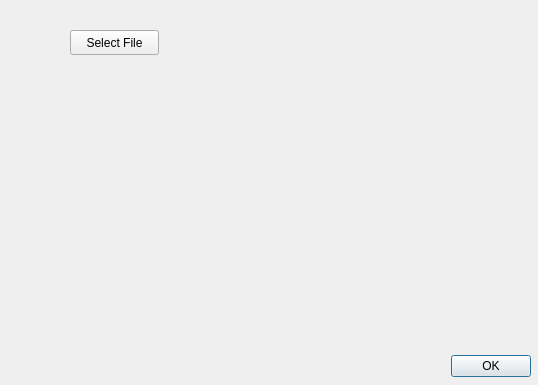
Romonaga/MMConvert, file dialogimportmovies.ui: the form before one commit.
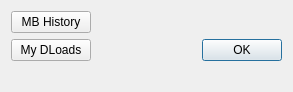
The form after the commit. Icons and pictures are not drawn.

Commit message: When you think the work is done, it is not. Megaboon got back to me, and informed me of a better place to get my list.  this resulted in yet more db work and one more compare. 1. New Import for Down Load List CSV 2. New Compare for data collected from 1.

Patch:
```diff
--- a/dialogimportmovies.ui
+++ b/dialogimportmovies.ui
@@ -6,8 +6,8 @@
    <rect>
     <x>0</x>
     <y>0</y>
-    <width>538</width>
-    <height>385</height>
+    <width>293</width>
+    <height>92</height>
    </rect>
   </property>
   <property name="windowTitle">
@@ -17,15 +17,16 @@
    <iconset resource="mmconvertresources.qrc">
     <normaloff>:/art/icons8-film-reel-48.png</normaloff>:/art/icons8-film-reel-48.png</iconset>
   </property>
+  <layout class="QFormLayout" name="formLayout">
+   <item row="0" column="0">
+    <widget class="QPushButton" name="btnSelectFile">
+     <property name="text">
+      <string>MB History</string>
+     </property>
+    </widget>
+   </item>
+   <item row="1" column="1">
   <widget class="QDialogButtonBox" name="buttonBox">
-   <property name="geometry">
-    <rect>
-     <x>190</x>
-     <y>350</y>
-     <width>341</width>
-     <height>32</height>
-    </rect>
-   </property>
    <property name="orientation">
     <enum>Qt::Horizontal</enum>
    </property>
@@ -33,19 +34,15 @@
     <set>QDialogButtonBox::Ok</set>
    </property>
   </widget>
-  <widget class="QPushButton" name="btnSelectFile">
-   <property name="geometry">
-    <rect>
-     <x>70</x>
-     <y>30</y>
-     <width>89</width>
-     <height>25</height>
-    </rect>
-   </property>
+   </item>
+   <item row="1" column="0">
+    <widget class="QPushButton" name="btnDloads">
    <property name="text">
-    <string>Select File</string>
-   </property>
-  </widget>
+      <string>My DLoads</string>
+     </property>
+    </widget>
+   </item>
+  </layout>
  </widget>
  <resources>
   <include location="mmconvertresources.qrc"/>
```
Lines whose indentation alone changed are shown as unchanged. The commit also changes 6 other files.
